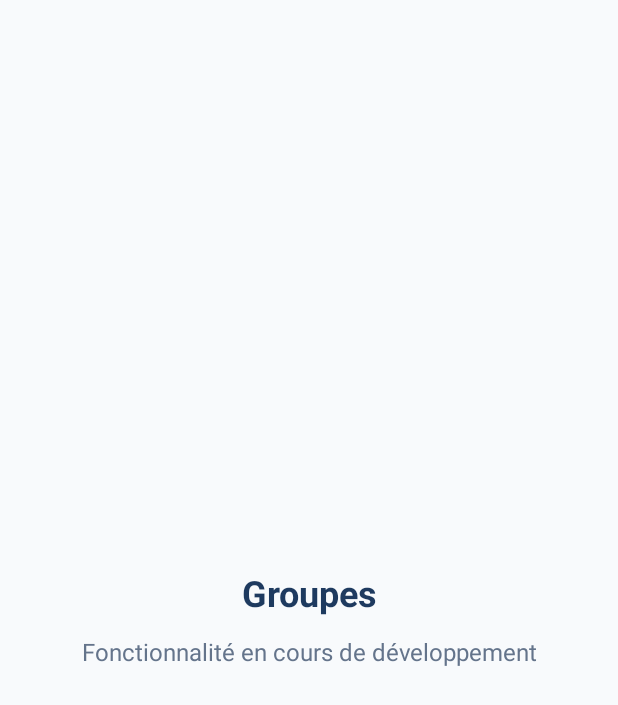
After one commit to jawharamamoun/Presence_Manager, an Android app: the GroupesActivity screen opened directly, with no data from a screen before it, on a phone screen of 412 x 824 dp. The commit adds this screen. Shown: the top 705 px of the screen. Run offline under Robolectric (Android 15) with nearby library versions, the phone set to English and light mode, and no system bars.

Commit message:
Update project

```diff
--- a/app/build.gradle.kts
+++ b/app/build.gradle.kts
@@ -3,13 +3,13 @@ plugins {
 }
 
 android {
-    namespace = "com.douae.presencemanager"
+    namespace = "com.jawhara.PresenceManager"
     compileSdk {
         version = release(37)
     }
 
     defaultConfig {
-        applicationId = "com.douae.presencemanager"
+        applicationId = "com.jawhara.PresenceManager"
         minSdk = 24
         targetSdk = 37
         versionCode = 1
--- a/app/src/main/AndroidManifest.xml
+++ b/app/src/main/AndroidManifest.xml
@@ -20,6 +20,10 @@
             </intent-filter>
         </activity>
 
+        <activity android:name=".GroupesActivity" android:exported="false" />
+        <activity android:name=".AppelActivity" android:exported="false" />
+        <activity android:name=".HistoriqueActivity" android:exported="false" />
+        <activity android:name=".StatistiquesActivity" android:exported="false" />
         <activity
             android:name=".DashboardActivity"
             android:exported="false" />
--- /dev/null
+++ b/app/src/main/java/com/jawhara/PresenceManager/GroupesActivity.kt
@@ -0,0 +1,11 @@
+package com.jawhara.PresenceManager
+
+import android.os.Bundle
+import androidx.appcompat.app.AppCompatActivity
+
+class GroupesActivity : AppCompatActivity() {
+    override fun onCreate(savedInstanceState: Bundle?) {
+        super.onCreate(savedInstanceState)
+        setContentView(R.layout.activity_groupes)
+    }
+}
--- a/app/src/main/java/com/douae/presencemanager/dashboardactivity.kt
+++ b/app/src/main/java/com/jawhara/PresenceManager/HistoriqueActivity.kt
@@ -1,11 +1,11 @@
-package com.douae.presencemanager
+package com.jawhara.PresenceManager
 
 import android.os.Bundle
 import androidx.appcompat.app.AppCompatActivity
 
-class DashboardActivity : AppCompatActivity() {
+class HistoriqueActivity : AppCompatActivity() {
     override fun onCreate(savedInstanceState: Bundle?) {
         super.onCreate(savedInstanceState)
-        setContentView(R.layout.activity_dashboard)
+        setContentView(R.layout.activity_historique)
     }
 }
--- /dev/null
+++ b/app/src/main/res/layout/activity_groupes.xml
@@ -0,0 +1,27 @@
+<?xml version="1.0" encoding="utf-8"?>
+<LinearLayout xmlns:android="http://schemas.android.com/apk/res/android"
+    android:layout_width="match_parent"
+    android:layout_height="match_parent"
+    android:orientation="vertical"
+    android:gravity="center"
+    android:padding="24dp"
+    android:background="#F8FAFC">
+
+    <TextView
+        android:layout_width="wrap_content"
+        android:layout_height="wrap_content"
+        android:text="Groupes"
+        android:textColor="#1E3A5F"
+        android:textSize="24sp"
+        android:textStyle="bold"
+        android:gravity="center" />
+
+    <TextView
+        android:layout_width="wrap_content"
+        android:layout_height="wrap_content"
+        android:layout_marginTop="12dp"
+        android:text="Fonctionnalité en cours de développement"
+        android:textColor="#64748B"
+        android:textSize="16sp"
+        android:gravity="center" />
+</LinearLayout>
```
Also changed, not shown: app/src/main/java/com/douae/presencemanager/MainActivity.kt (deleted, +0 -19 lines), app/src/main/java/com/jawhara/PresenceManager/AppelActivity.kt (added, +11 -0 lines), app/src/main/java/com/jawhara/PresenceManager/MainActivity.kt (added, +43 -0 lines), app/src/main/java/com/jawhara/PresenceManager/StatistiquesActivity.kt (added, +11 -0 lines), app/src/main/java/com/jawhara/PresenceManager/dashboardactivity.kt (added, +93 -0 lines), app/src/main/res/layout/activity_appel.xml (added, +27 -0 lines), app/src/main/res/layout/activity_historique.xml (added, +27 -0 lines), app/src/main/res/layout/activity_statistiques.xml (added, +27 -0 lines), 5 other files.
